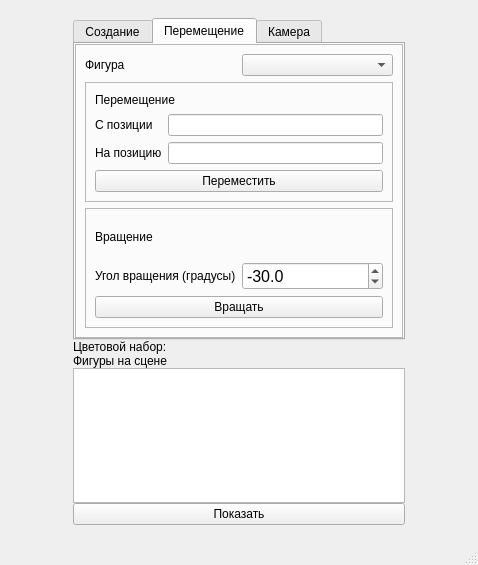
Qt form gui/mainWindow.ui (CakeForKit/cg_cp) before a commit.
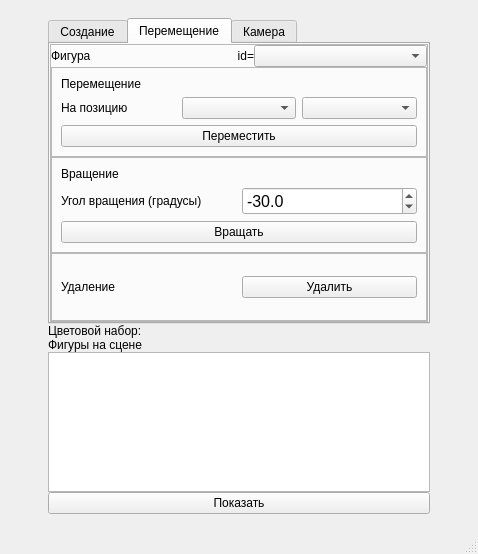
The same form after that commit. The open tabs and pages were chosen to show the change.

```diff
--- a/gui/mainWindow.ui
+++ b/gui/mainWindow.ui
@@ -7,7 +7,7 @@
     <x>0</x>
     <y>0</y>
     <width>478</width>
-    <height>565</height>
+    <height>554</height>
    </rect>
   </property>
   <property name="windowTitle">
@@ -25,7 +25,7 @@
       </property>
       <property name="maximumSize">
        <size>
-        <width>350</width>
+        <width>400</width>
         <height>16777215</height>
        </size>
       </property>
@@ -45,7 +45,7 @@
           </sizepolicy>
          </property>
          <property name="currentIndex">
-          <number>0</number>
+          <number>2</number>
          </property>
          <widget class="QWidget" name="CreateTab_2">
           <attribute name="title">
@@ -82,7 +82,7 @@
               <item>
                <widget class="QLabel" name="label_20">
                 <property name="text">
-                 <string>Загрузка модели</string>
+                 <string>Загрузка фигуры</string>
                 </property>
                </widget>
               </item>
@@ -203,6 +203,21 @@
               <enum>QFrame::Raised</enum>
              </property>
              <layout class="QVBoxLayout" name="verticalLayout_19">
+              <property name="spacing">
+               <number>0</number>
+              </property>
+              <property name="leftMargin">
+               <number>0</number>
+              </property>
+              <property name="topMargin">
+               <number>0</number>
+              </property>
+              <property name="rightMargin">
+               <number>0</number>
+              </property>
+              <property name="bottomMargin">
+               <number>0</number>
+              </property>
               <item>
                <layout class="QHBoxLayout" name="horizontalLayout_14">
                 <item>
@@ -213,7 +228,29 @@
                  </widget>
                 </item>
                 <item>
-                 <widget class="QComboBox" name="ModelsComboBox_4"/>
+                 <widget class="QLabel" name="label_35">
+                  <property name="sizePolicy">
+                   <sizepolicy hsizetype="Minimum" vsizetype="Preferred">
+                    <horstretch>0</horstretch>
+                    <verstretch>0</verstretch>
+                   </sizepolicy>
+                  </property>
+                  <property name="maximumSize">
+                   <size>
+                    <width>30</width>
+                    <height>16777215</height>
+                   </size>
+                  </property>
+                  <property name="text">
+                   <string>id=</string>
+                  </property>
+                  <property name="alignment">
+                   <set>Qt::AlignRight|Qt::AlignTrailing|Qt::AlignVCenter</set>
+                  </property>
+                 </widget>
+                </item>
+                <item>
+                 <widget class="QComboBox" name="AllModelsComboBox"/>
                 </item>
                </layout>
               </item>
@@ -235,30 +272,23 @@
                  </item>
                  <item>
                   <layout class="QGridLayout" name="gridLayout_3">
+                   <item row="0" column="2">
+                    <widget class="QComboBox" name="MoveTo_jPosComboBox"/>
+                   </item>
+                   <item row="0" column="1">
+                    <widget class="QComboBox" name="MoveTo_iPosComboBox"/>
+                   </item>
                    <item row="0" column="0">
-                    <widget class="QLabel" name="label_24">
-                     <property name="text">
-                      <string>С позиции</string>
-                     </property>
-                    </widget>
-                   </item>
-                   <item row="1" column="0">
                     <widget class="QLabel" name="label_25">
                      <property name="text">
                       <string>На позицию</string>
                      </property>
                     </widget>
                    </item>
-                   <item row="0" column="1">
-                    <widget class="QLineEdit" name="lineEdit_3"/>
-                   </item>
-                   <item row="1" column="1">
-                    <widget class="QLineEdit" name="lineEdit_4"/>
-                   </item>
                   </layout>
                  </item>
                  <item>
-                  <widget class="QPushButton" name="pushButton_10">
+                  <widget class="QPushButton" name="MoveModelBtn">
                    <property name="text">
                     <string>Переместить</string>
                    </property>
@@ -293,7 +323,7 @@
                     </widget>
                    </item>
                    <item>
-                    <widget class="QDoubleSpinBox" name="angle_dsp_5">
+                    <widget class="QDoubleSpinBox" name="AngleModelDSP">
                      <property name="font">
                       <font>
                        <pointsize>12</pointsize>
@@ -322,7 +352,7 @@
                   </layout>
                  </item>
                  <item>
-                  <widget class="QPushButton" name="pushButton_11">
+                  <widget class="QPushButton" name="RotateModelBtn">
                    <property name="text">
                     <string>Вращать</string>
                    </property>
@@ -331,6 +361,32 @@
                 </layout>
                </widget>
               </item>
+              <item>
+               <widget class="QFrame" name="MaterialFrame_3">
+                <property name="frameShape">
+                 <enum>QFrame::StyledPanel</enum>
+                </property>
+                <property name="frameShadow">
+                 <enum>QFrame::Raised</enum>
+                </property>
+                <layout class="QHBoxLayout" name="horizontalLayout_3">
+                 <item>
+                  <widget class="QLabel" name="label_34">
+                   <property name="text">
+                    <string>Удаление</string>
+                   </property>
+                  </widget>
+                 </item>
+                 <item>
+                  <widget class="QPushButton" name="DelModelBtn">
+                   <property name="text">
+                    <string>Удалить</string>
+                   </property>
+                  </widget>
+                 </item>
+                </layout>
+               </widget>
+              </item>
              </layout>
             </widget>
            </item>
@@ -350,6 +406,21 @@
               <enum>QFrame::Raised</enum>
              </property>
              <layout class="QVBoxLayout" name="verticalLayout_22">
+              <property name="spacing">
+               <number>0</number>
+              </property>
+              <property name="leftMargin">
+               <number>0</number>
+              </property>
+              <property name="topMargin">
+               <number>0</number>
+              </property>
+              <property name="rightMargin">
+               <number>0</number>
+              </property>
+              <property name="bottomMargin">
+               <number>0</number>
+              </property>
               <item>
                <widget class="QFrame" name="frame_11">
                 <property name="frameShape">
@@ -389,7 +460,7 @@
                       <number>1</number>
                      </property>
                      <property name="minimum">
-                      <double>-10000.000000000000000</double>
+                      <double>1.000000000000000</double>
                      </property>
                      <property name="maximum">
                       <double>10000.000000000000000</double>
@@ -398,7 +469,7 @@
                       <double>10.000000000000000</double>
                      </property>
                      <property name="value">
-                      <double>-30.000000000000000</double>
+                      <double>30.000000000000000</double>
                      </property>
                     </widget>
                    </item>
@@ -469,7 +540,7 @@
                     </widget>
                    </item>
                    <item>
-                    <widget class="QSpinBox" name="angle_dsp_7">
+                    <widget class="QSpinBox" name="MoveCameraDSP">
                      <property name="font">
                       <font>
                        <pointsize>12</pointsize>
@@ -478,19 +549,31 @@
                      <property name="frame">
                       <bool>true</bool>
                      </property>
+                     <property name="minimum">
+                      <number>1</number>
+                     </property>
+                     <property name="maximum">
+                      <number>1000</number>
+                     </property>
+                     <property name="singleStep">
+                      <number>10</number>
+                     </property>
+                     <property name="value">
+                      <number>20</number>
+                     </property>
                     </widget>
                    </item>
                   </layout>
                  </item>
                  <item>
-                  <widget class="QPushButton" name="pushButton_16">
+                  <widget class="QPushButton" name="ZoomCameraBtn">
                    <property name="text">
                     <string>Приблизить</string>
                    </property>
                   </widget>
                  </item>
                  <item>
-                  <widget class="QPushButton" name="pushButton_17">
+                  <widget class="QPushButton" name="MoveAwayCameraBtn">
                    <property name="text">
                     <string>Отдалить</string>
                    </property>
@@ -533,12 +616,24 @@
        </item>
        <item>
         <widget class="QTableWidget" name="TableWidget">
+         <property name="editTriggers">
+          <set>QAbstractItemView::NoEditTriggers</set>
+         </property>
+         <property name="selectionBehavior">
+          <enum>QAbstractItemView::SelectRows</enum>
+         </property>
          <property name="horizontalScrollMode">
           <enum>QAbstractItemView::ScrollPerPixel</enum>
          </property>
+         <attribute name="horizontalHeaderStretchLastSection">
+          <bool>true</bool>
+         </attribute>
          <attribute name="verticalHeaderVisible">
           <bool>false</bool>
          </attribute>
+         <attribute name="verticalHeaderStretchLastSection">
+          <bool>false</bool>
+         </attribute>
         </widget>
        </item>
        <item>
```
